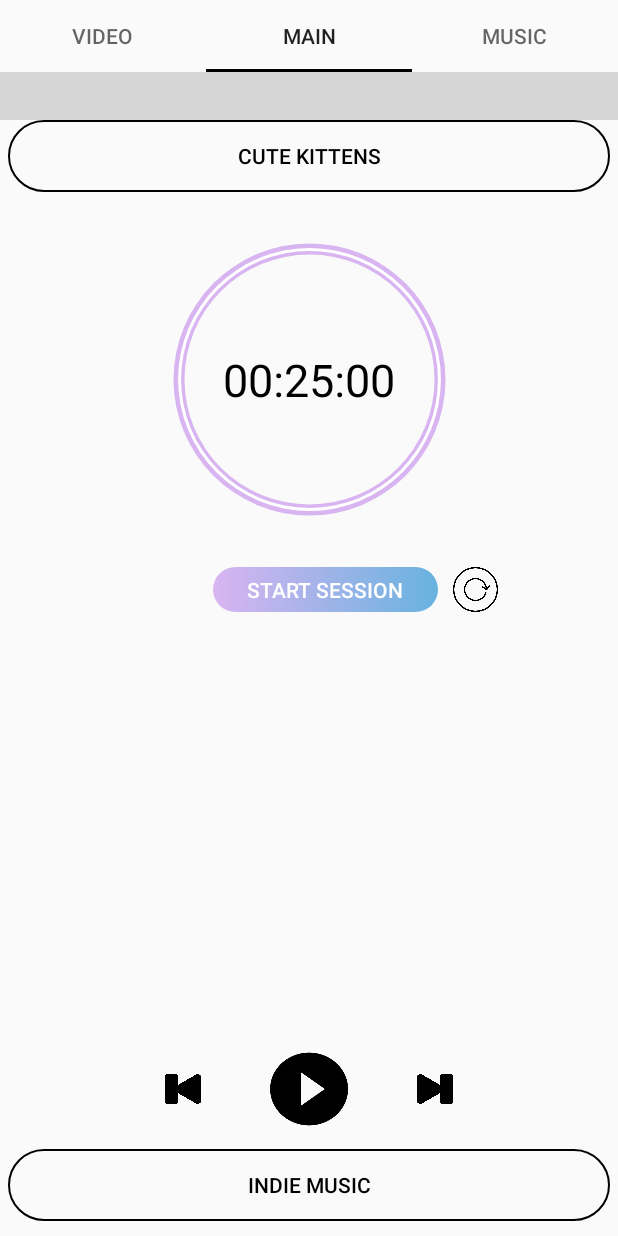
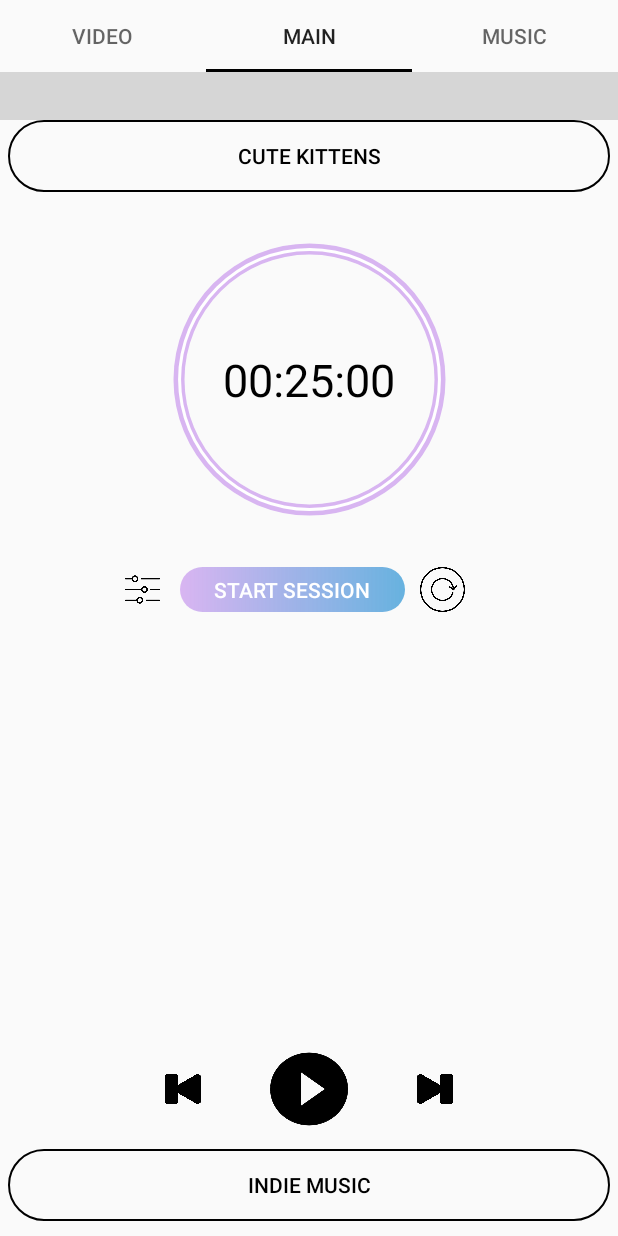
Before and after one commit to yanaskyrda/pomodoro-worker, an Android app: the MainTabFragment screen opened directly, with no data from a screen before it, on a phone screen of 412 x 824 dp. Run offline under Robolectric (Android 15) with nearby library versions, the phone set to English and light mode, and no system bars; libraries missing offline, so code that uses them is left out: com.pierfrancescosoffritti.androidyoutubeplayer, com.spotify.android, com.spotify.protocol; plain views replace YouTubePlayerView; 4 statements that could not run were skipped; grey boxes are pictures that could not be loaded.

Commit message:
fixed reset timer and added pause logic + setting button for timer added

```diff
--- a/app/src/main/res/layout/fragment_main_tab.xml
+++ b/app/src/main/res/layout/fragment_main_tab.xml
@@ -79,18 +79,17 @@
         android:theme="@style/AppTheme"
         android:backgroundTint="@android:color/transparent"
         app:layout_constraintTop_toBottomOf="@id/progressBarCircle"
+        app:layout_constraintRight_toRightOf="parent"
         app:layout_constraintLeft_toLeftOf="parent">
 
         <ImageButton
-            android:id="@+id/settings"
-            android:layout_width="0dp"
+            android:id="@+id/timerSettingButton"
+            android:layout_width="50dp"
             android:layout_height="fill_parent"
-            android:layout_weight="1.0"
-            android:paddingVertical="30dp"
-            android:paddingHorizontal="30dp"
+            android:paddingHorizontal="10dp"
             android:scaleType="fitXY"
             android:background="@android:color/transparent"
-            android:src="@drawable/play_next_button" />
+            android:src="@drawable/settings_button" />
 
         <Button
             android:id="@+id/startSessionButton"
```
Also changed, not shown: app/src/main/java/com/diploma/timer/TimerService.java (+25 -11 lines), app/src/main/res/drawable/settings_button.png (added).
